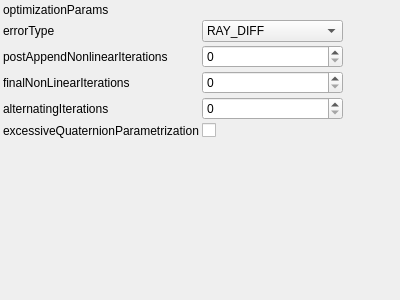
The window that utils/corestructs/coreWidgets/iterativeReconstructionNonlinearOptimizationParamsWrapperControlWidget.ui (NickPenkrat/corecvs) describes before a commit, drawn with Qt 5.
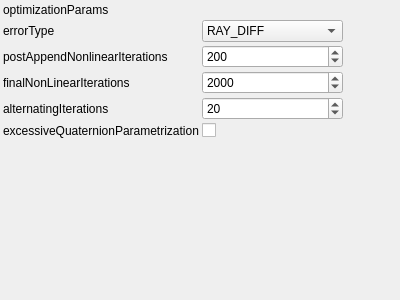
The same window after the commit. Custom widgets are drawn as their Qt base class.

```diff
--- a/utils/corestructs/coreWidgets/iterativeReconstructionNonlinearOptimizationParamsWrapperControlWidget.ui
+++ b/utils/corestructs/coreWidgets/iterativeReconstructionNonlinearOptimizationParamsWrapperControlWidget.ui
@@ -83,6 +83,18 @@
        <property name="toolTip">
          <string>Post-append non-linear optimization iterations</string>
        </property>
+       <property name="minimum">
+        <number>1</number>
+       </property>
+       <property name="maximum">
+        <number>100000</number>
+       </property>
+       <property name="singleStep">
+        <number>1</number>
+       </property>
+       <property name="value">
+        <number>200</number>
+       </property>
      </widget>
     </item>
     <item row="3" column="0">
@@ -97,6 +109,18 @@
        <property name="toolTip">
          <string>Final non-linear iterations</string>
        </property>
+       <property name="minimum">
+        <number>1</number>
+       </property>
+       <property name="maximum">
+        <number>100000</number>
+       </property>
+       <property name="singleStep">
+        <number>1</number>
+       </property>
+       <property name="value">
+        <number>2000</number>
+       </property>
      </widget>
     </item>
     <item row="4" column="0">
@@ -111,6 +135,18 @@
        <property name="toolTip">
          <string>Alternating optimization on success steps</string>
        </property>
+       <property name="minimum">
+        <number>0</number>
+       </property>
+       <property name="maximum">
+        <number>1000</number>
+       </property>
+       <property name="singleStep">
+        <number>1</number>
+       </property>
+       <property name="value">
+        <number>20</number>
+       </property>
      </widget>
     </item>
     <item row="5" column="0">
```
